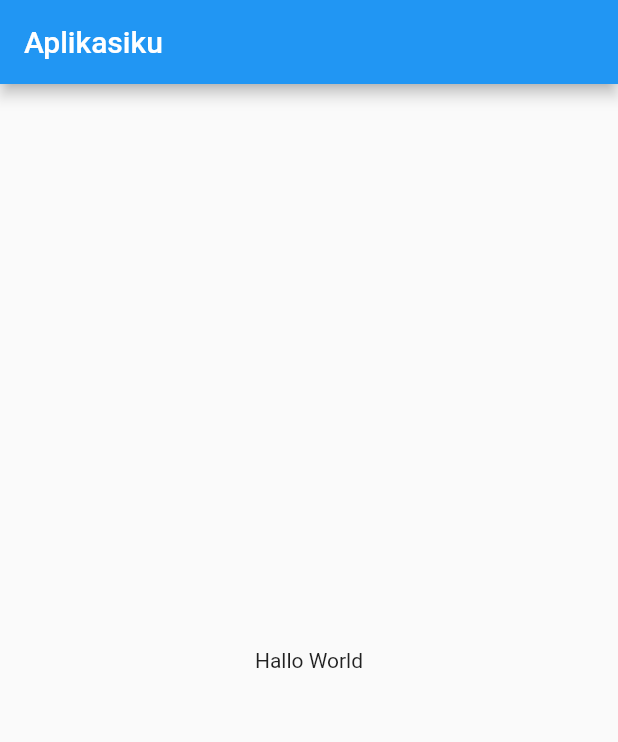
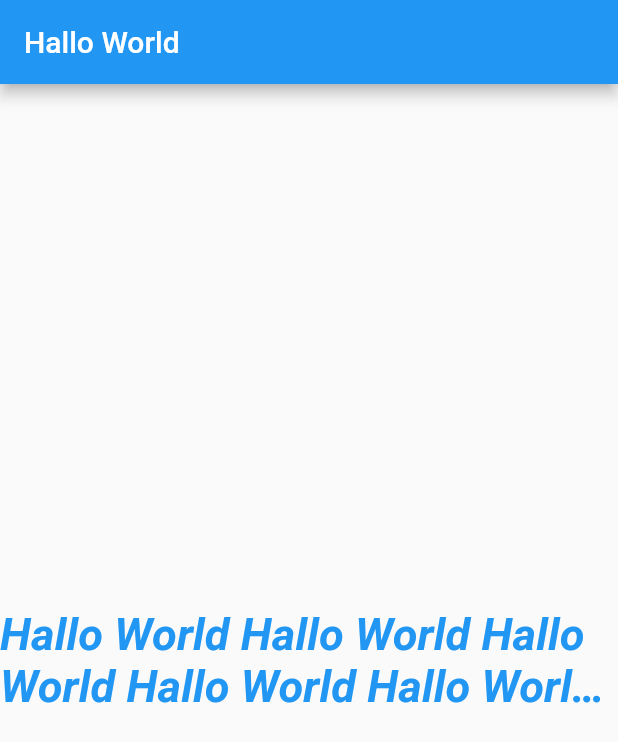
Before and after one commit to antonprafanto/flutter_learning_1, a Flutter app: the screen it shows after launch, on a phone screen of 412 x 824 dp. Shown: the top 742 px of the screen. Run offline on Flutter 3.47's test engine with Material 2 defaults, Android fonts, the light colour scheme and no system bars.

Commit message:
Widget Text

```diff
--- a/lib/main.dart
+++ b/lib/main.dart
@@ -12,10 +12,21 @@ class MyApp extends StatelessWidget {
     return MaterialApp(
       home: Scaffold(
         appBar: AppBar(
-          title: Text("Aplikasiku"),
+          title: Text("Hallo World"),
         ),
         body: Center(
-          child: Text("Hallo World"),
+          child: Text("Hallo World Hallo World Hallo World Hallo World Hallo World Hallo World Hallo World Hallo World Hallo World ",
+              maxLines: 2,
+              style: TextStyle(
+                color: Colors.blue,
+                fontSize: 30,
+                //decoration: TextDecoration.underline,
+                fontStyle: FontStyle.italic,
+                fontWeight: FontWeight.bold,
+                //letterSpacing: 10,
+                //wordSpacing: 1,
+                overflow: TextOverflow.ellipsis,
+              )),
         ),
       ),
     );
```
